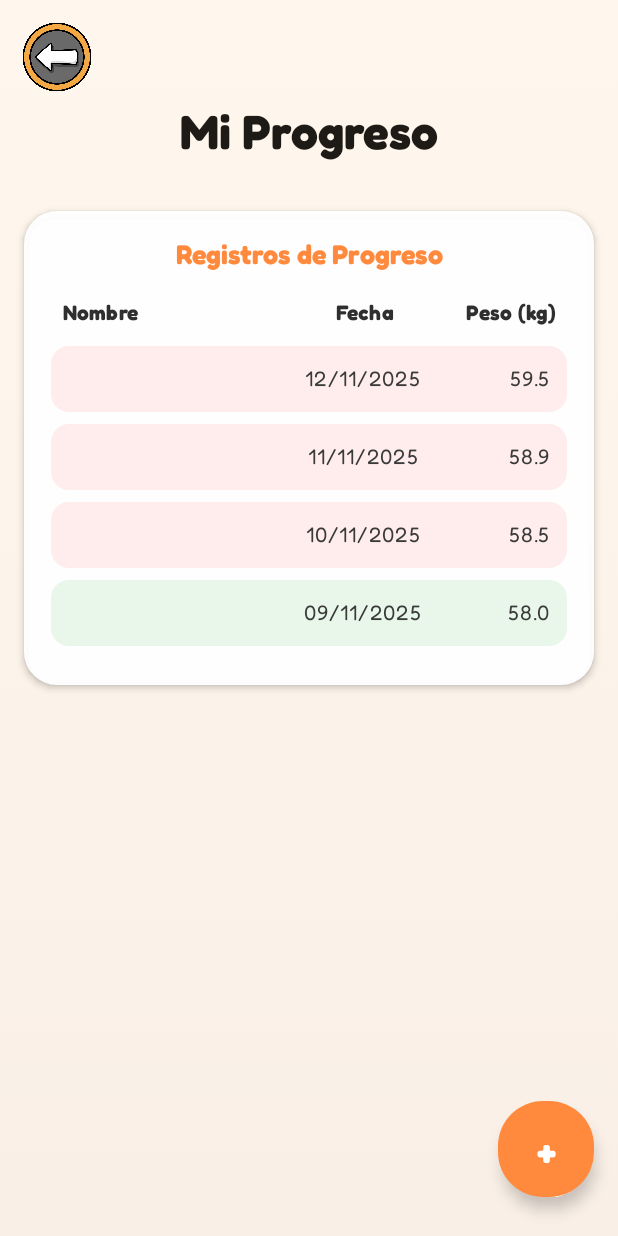
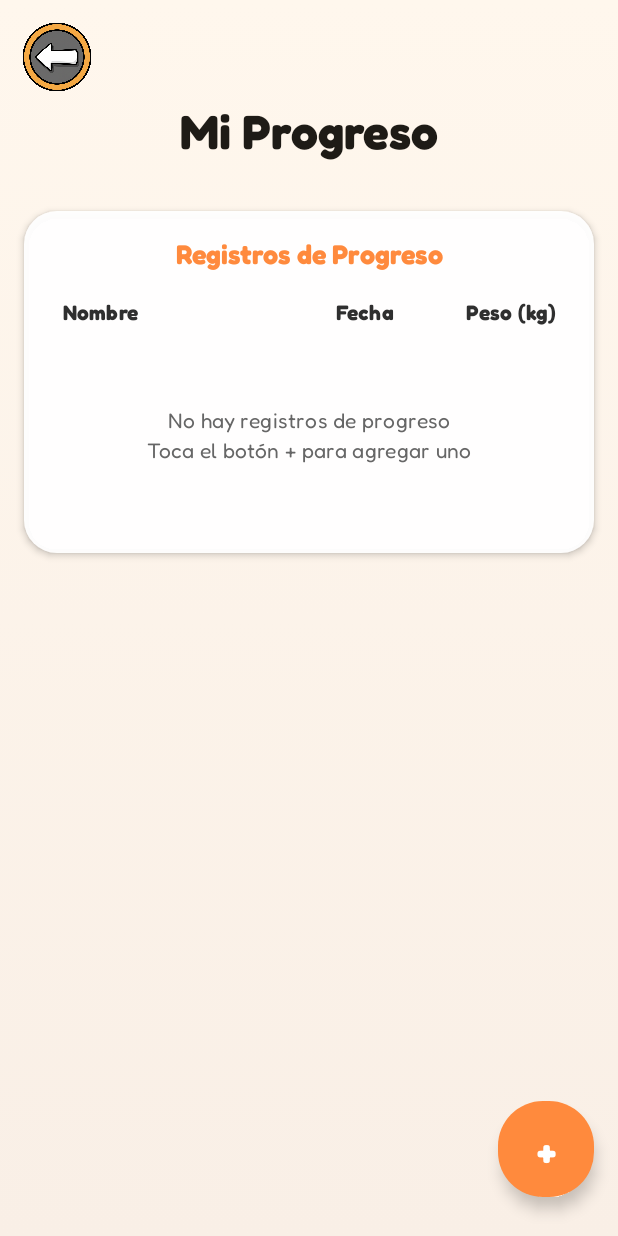
Before and after one commit to Myr730/NutriApp, an Android app built with Jetpack Compose: the ProgressScreen screen opened through its navigation route, on a phone screen of 412 x 824 dp. Run offline under Robolectric (Android 15) with nearby library versions, the phone set to English and light mode, and no system bars; our stand-ins replace Room's generated code.

Commit message:
M cambios progreso

```diff
--- a/app/build.gradle.kts
+++ b/app/build.gradle.kts
@@ -3,7 +3,7 @@
 plugins {
     id("com.android.application")
     id("org.jetbrains.kotlin.android")
-    id("kotlin-kapt") // ← AGREGAR esto para Room
+    id("kotlin-kapt")
 
     // Calidad
     id("org.jlleitschuh.gradle.ktlint")
@@ -98,6 +98,7 @@ dependencies {
     // Room (SOLO UNA VEZ cada una)
     implementation("androidx.room:room-runtime:2.6.1")
     implementation("androidx.room:room-ktx:2.6.1")
+    kapt("androidx.room:room-compiler:2.6.1")
 
     // Compose principal
     implementation("androidx.activity:activity-compose:1.9.2")
--- a/app/src/main/java/org/bamx/puebla/AppDataBase.kt
+++ b/app/src/main/java/org/bamx/puebla/AppDataBase.kt
@@ -91,6 +91,7 @@ class WeightProgressRepository(private val dao: WeightProgressDao) {
 }
 
 // 5. Database
+// En AppDatabase.kt - Versión simplificada y segura
 @Database(
     entities = [WeightProgress::class],
     version = 1,
@@ -98,80 +99,24 @@ class WeightProgressRepository(private val dao: WeightProgressDao) {
 )
 @TypeConverters(Converters::class)
 abstract class AppDatabase : RoomDatabase() {
-
     abstract fun weightProgressDao(): WeightProgressDao
 
     companion object {
         @Volatile
         private var INSTANCE: AppDatabase? = null
-        private const val DATABASE_NAME = "app_database"
-
-        // Ejecutor para operaciones en background
-        private val executor = Executors.newSingleThreadExecutor()
 
         fun getInstance(context: Context): AppDatabase {
             return INSTANCE ?: synchronized(this) {
                 val instance = Room.databaseBuilder(
                     context.applicationContext,
                     AppDatabase::class.java,
-                    DATABASE_NAME
-                )
-                    .addCallback(object : RoomDatabase.Callback() {
-                        override fun onCreate(db: SupportSQLiteDatabase) {
-                            super.onCreate(db)
-                            // Insertar datos de ejemplo al crear la base de datos
-                            CoroutineScope(Dispatchers.IO).launch {
-                                getInstance(context).weightProgressDao().apply {
-                                    // Datos de ejemplo
-                                    val calendar = Calendar.getInstance()
-
-                                    calendar.add(Calendar.DAY_OF_YEAR, -3)
-                                    insertWeightProgress(
-                                        WeightProgress(
-                                            weight = 58.0,
-                                            date = calendar.time
-                                        )
-                                    )
-
-                                    calendar.add(Calendar.DAY_OF_YEAR, 1)
-                                    insertWeightProgress(
-                                        WeightProgress(
-                                            weight = 58.5,
-                                            date = calendar.time
-                                        )
-                                    )
-
-                                    calendar.add(Calendar.DAY_OF_YEAR, 1)
-                                    insertWeightProgress(
-                                        WeightProgress(
-                                            weight = 58.9,
-                                            date = calendar.time
-                                        )
-                                    )
-
-                                    calendar.add(Calendar.DAY_OF_YEAR, 1)
-                                    insertWeightProgress(
-                                        WeightProgress(
-                                            weight = 59.5,
-                                            date = calendar.time
-                                        )
-                                    )
-                                }
-                            }
-                        }
-                    })
-                    .build()
+                    "app_database"
+                ).build()
                 INSTANCE = instance
                 instance
             }
         }
 
-        // Para testing
-        fun destroyInstance() {
-            INSTANCE = null
-        }
-
-        // Obtener repository directamente
         fun getRepository(context: Context): WeightProgressRepository {
             return WeightProgressRepository(getInstance(context).weightProgressDao())
         }
--- a/app/src/main/java/org/bamx/puebla/feature/progress/ProgressScreen.kt
+++ b/app/src/main/java/org/bamx/puebla/feature/progress/ProgressScreen.kt
@@ -1,6 +1,7 @@
 package org.bamx.puebla.feature.progress
 
 import android.content.res.Configuration
+import android.util.Log
 import androidx.compose.foundation.Image
 import androidx.compose.foundation.background
 import androidx.compose.foundation.clickable
@@ -24,6 +25,8 @@ import androidx.compose.ui.text.style.TextAlign
 import androidx.compose.ui.tooling.preview.Preview
 import androidx.compose.ui.unit.dp
 import androidx.compose.ui.unit.sp
+import kotlinx.coroutines.CoroutineScope
+import kotlinx.coroutines.Dispatchers
 import kotlinx.coroutines.launch
 import org.bamx.puebla.R
 import org.bamx.puebla.ui.theme.AppTheme
@@ -39,9 +42,19 @@ fun ProgressScreen(
     onBackClick: () -> Unit = {}
 ) {
     val context = LocalContext.current
-    val repository = remember { org.bamx.puebla.AppDatabase.getRepository(context) }
+
+    // Inicialización segura fuera del composable
+    val repository = remember {
+        runCatching {
+            org.bamx.puebla.AppDatabase.getRepository(context)
+        }.getOrNull().also { repo ->
+            if (repo == null) {
+                Log.e("ProgressScreen", "No se pudo inicializar la base de datos")
+            }
+        }
+    }
+
     val viewModel = remember { ProgressViewModel(repository) }
-
     val weightProgressList by viewModel.weightProgressList.collectAsState(initial = emptyList())
 
     ProgressScreenContent(
@@ -49,30 +62,53 @@ fun ProgressScreen(
         weightProgressList = weightProgressList,
         onAddWeightClick = { name, weight, date ->
             viewModel.addWeightProgress(name, weight, date)
-        }
+        },
+        hasDatabaseError = repository == null
     )
 }
 
-// ViewModel actualizado para incluir nombre
-class ProgressViewModel(private val repository: org.bamx.puebla.WeightProgressRepository) {
+// ViewModel corregido - Sin GlobalScope
+class ProgressViewModel(private val repository: org.bamx.puebla.WeightProgressRepository?) {
 
-    val weightProgressList = repository.getAllWeightProgress()
+    val weightProgressList = repository?.getAllWeightProgress() ?: kotlinx.coroutines.flow.flowOf(emptyList())
 
     fun addWeightProgress(name: String, weight: Double, date: Date = Date()) {
-        kotlinx.coroutines.GlobalScope.launch {
-            repository.addWeightProgress(name, weight, date)
+        if (repository == null) {
+            Log.e("ProgressViewModel", "Repository es null, no se puede guardar")
+            return
+        }
+
+        CoroutineScope(Dispatchers.IO).launch {
+            try {
+                repository.addWeightProgress(name, weight, date)
+                Log.d("ProgressViewModel", "Peso guardado exitosamente: $name, $weight")
+            } catch (e: Exception) {
+                Log.e("ProgressViewModel", "Error guardando peso: ${e.message}")
+            }
         }
     }
 
     fun updateWeightProgress(weightProgress: org.bamx.puebla.WeightProgress) {
-        kotlinx.coroutines.GlobalScope.launch {
-            repository.updateWeightProgress(weightProgress)
+        if (repository == null) return
+
+        CoroutineScope(Dispatchers.IO).launch {
+            try {
+                repository.updateWeightProgress(weightProgress)
+            } catch (e: Exception) {
+                Log.e("ProgressViewModel", "Error actualizando peso: ${e.message}")
+            }
         }
     }
 
     fun deleteWeightProgress(weightProgress: org.bamx.puebla.WeightProgress) {
-        kotlinx.coroutines.GlobalScope.launch {
-            repository.deleteWeightProgress(weightProgress)
+        if (repository == null) return
+
+        CoroutineScope(Dispatchers.IO).launch {
+            try {
+                repository.deleteWeightProgress(weightProgress)
+            } catch (e: Exception) {
+                Log.e("ProgressViewModel", "Error eliminando peso: ${e.message}")
+            }
         }
     }
 }
@@ -109,8 +145,8 @@ fun AddWeightDialog(
                 OutlinedTextField(
                     value = weightInput,
                     onValueChange = { newValue ->
-                        // Validación manual para solo permitir números y punto decimal
-                        if (newValue.matches(Regex("[0-9.]*"))) {
+                        // Validación mejorada
+                        if (newValue.isEmpty() || newValue.matches(Regex("^\\d*\\.?\\d*$"))) {
                             weightInput = newValue
                         }
                     },
@@ -121,7 +157,7 @@ fun AddWeightDialog(
 
                 Spacer(modifier = Modifier.height(8.dp))
 
-                // Información de fecha (podrías agregar un selector de fecha aquí)
+                // Información de fecha
                 Text(
                     text = "Fecha: ${java.text.SimpleDateFormat("dd/MM/yyyy", Locale.getDefault()).format(selectedDate)}",
                     style = MaterialTheme.typography.bodySmall,
@@ -141,7 +177,7 @@ fun AddWeightDialog(
             Button(
                 onClick = {
                     val weight = weightInput.toDoubleOrNull()
-                    if (nameInput.isNotEmpty() && weight != null) {
+                    if (nameInput.isNotEmpty() && weight != null && weight > 0) {
                         onConfirm(nameInput, weight, selectedDate)
                         onDismiss()
                     }
@@ -163,7 +199,8 @@ fun AddWeightDialog(
 fun ProgressScreenContent(
     onBackClick: () -> Unit = {},
     weightProgressList: List<org.bamx.puebla.WeightProgress> = emptyList(),
-    onAddWeightClick: (String, Double, Date) -> Unit = { _, _, _ -> }
+    onAddWeightClick: (String, Double, Date) -> Unit = { _, _, _ -> },
+    hasDatabaseError: Boolean = false
 ) {
     var showAddWeightDialog by remember { mutableStateOf(false) }
     val screenW = LocalConfiguration.current.screenWidthDp
@@ -177,7 +214,6 @@ fun ProgressScreenContent(
         Column(
             modifier = Modifier
                 .fillMaxSize()
-                .windowInsetsPadding(WindowInsets.statusBars)
                 .padding(horizontal = Dimens.screenPadding)
                 .verticalScroll(rememberScrollState())
         ) {
@@ -192,14 +228,34 @@ fun ProgressScreenContent(
                 style = MaterialTheme.typography.headlineMedium.copy(
                     fontWeight = FontWeight.ExtraBold,
                     color = Color(0xFF1E1B16),
-                    fontSize = 32.sp,
-                    lineHeight = 36.sp
+                    fontSize = 32.sp
                 )
             )
 
             Spacer(Modifier.height(18.dp))
 
-            // Tarjeta HISTORIAL COMPLETO - Ahora con nombre, fecha y peso
+            // Mostrar error de base de datos si existe
+            if (hasDatabaseError) {
+                Card(
+                    modifier = Modifier
+                        .fillMaxWidth()
+                        .padding(horizontal = 8.dp),
+                    shape = RoundedCornerShape(12.dp),
+                    colors = CardDefaults.cardColors(containerColor = Color(0xFFFFEDED))
+                ) {
+                    Text(
+                        text = "Error: No se pudo cargar la base de datos",
+                        color = Color(0xFFD32F2F),
+                        modifier = Modifier
+                            .fillMaxWidth()
+                            .padding(16.dp),
+                        textAlign = TextAlign.Center
+                    )
+                }
+                Spacer(Modifier.height(16.dp))
+            }
+
+            // Tarjeta HISTORIAL COMPLETO
             Card(
                 modifier = Modifier.fillMaxWidth(),
                 shape = RoundedCornerShape(22.dp),
@@ -262,7 +318,11 @@ fun ProgressScreenContent(
 
                     if (weightProgressList.isEmpty()) {
                         Text(
-                            text = "No hay registros de progreso\nToca el botón + para agregar uno",
+                            text = if (hasDatabaseError) {
+                                "Base de datos no disponible"
+                            } else {
+                                "No hay registros de progreso\nToca el botón + para agregar uno"
+                            },
                             modifier = Modifier
                                 .fillMaxWidth()
                                 .padding(vertical = 40.dp),
@@ -273,12 +333,24 @@ fun ProgressScreenContent(
                         )
                     } else {
                         weightProgressList.forEach { weightProgress ->
-                            val dateFormatted = org.bamx.puebla.DatabaseHelper.formatDate(weightProgress.date)
-                            val weightFormatted = org.bamx.puebla.DatabaseHelper.formatWeight(weightProgress.weight)
-                            val bgColor = Color(org.bamx.puebla.DatabaseHelper.getBackgroundColorForWeight(weightProgress, weightProgressList))
+                            val dateFormatted = try {
+                                org.bamx.puebla.DatabaseHelper.formatDate(weightProgress.date)
+                            } catch (e: Exception) {
+                                "Fecha inválida"
+                            }
+                            val weightFormatted = try {
+                                org.bamx.puebla.DatabaseHelper.formatWeight(weightProgress.weight)
+                            } catch (e: Exception) {
+                                "0.0"
+                            }
+                            val bgColor = try {
+                                Color(org.bamx.puebla.DatabaseHelper.getBackgroundColorForWeight(weightProgress, weightProgressList))
+                            } catch (e: Exception) {
+                                Color(0xFFE8F7EA)
+                            }
 
                             ProgressRow(
-                                name = weightProgress.notes, // Usamos notes para almacenar el nombre
+                                name = weightProgress.notes.takeIf { it.isNotEmpty() } ?: "Sin nombre",
                                 date = dateFormatted,
                                 weight = weightFormatted,
                                 bg = bgColor
@@ -290,27 +362,29 @@ fun ProgressScreenContent(
             }
 
             Spacer(Modifier.height(110.dp))
-            Spacer(Modifier.windowInsetsBottomHeight(WindowInsets.navigationBars))
         }
 
-        // Botón de regresar
+        // Botón de regresar - simplificado
         Image(
             painter = painterResource(id = R.drawable.ic_back2),
             contentDescription = stringResource(id = R.string.cd_back),
             modifier = Modifier
                 .align(Alignment.TopStart)
-                .windowInsetsPadding(WindowInsets.statusBars)
                 .padding(start = 12.dp, top = 12.dp)
-                .size(if (isSmall) 44.dp else 52.dp)
+                .size(52.dp)
                 .clickable { onBackClick() },
             contentScale = ContentScale.Fit
         )
 
         // FAB para agregar registro
         FloatingActionButton(
-            onClick = { showAddWeightDialog = true },
+            onClick = {
+                if (!hasDatabaseError) {
+                    showAddWeightDialog = true
+                }
+            },
             shape = RoundedCornerShape(30.dp),
-            containerColor = Color(0xFFFF8A3D),
+            containerColor = if (hasDatabaseError) Color.Gray else Color(0xFFFF8A3D),
             contentColor = Color.White,
             modifier = Modifier
                 .align(Alignment.BottomEnd)
```
